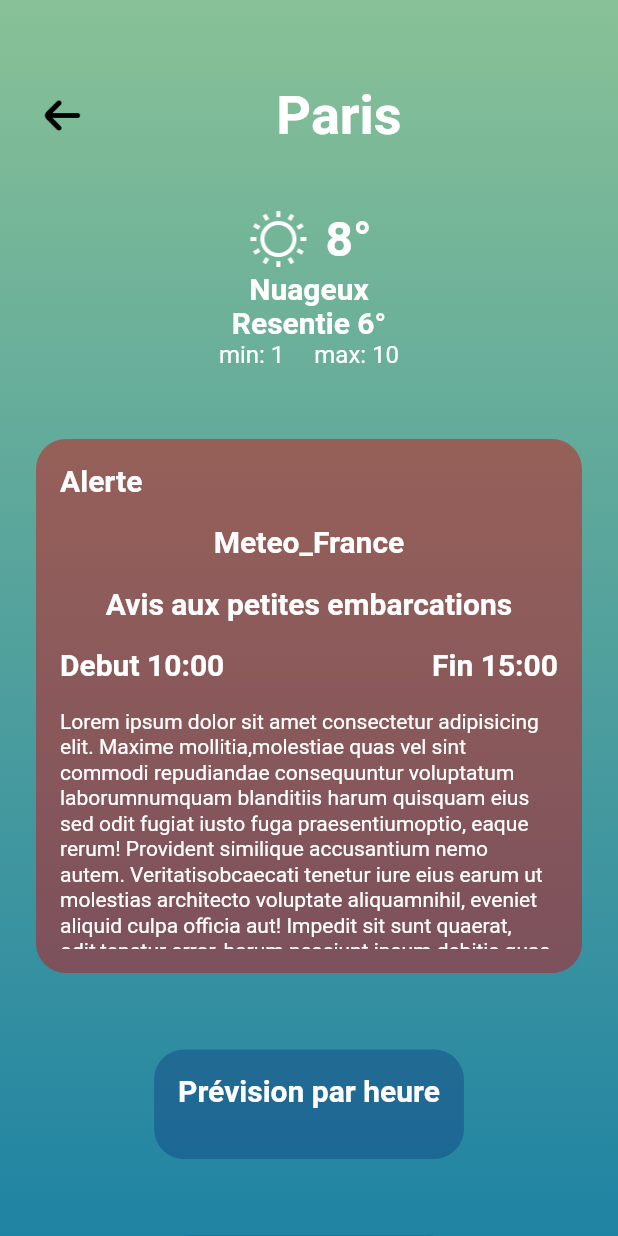
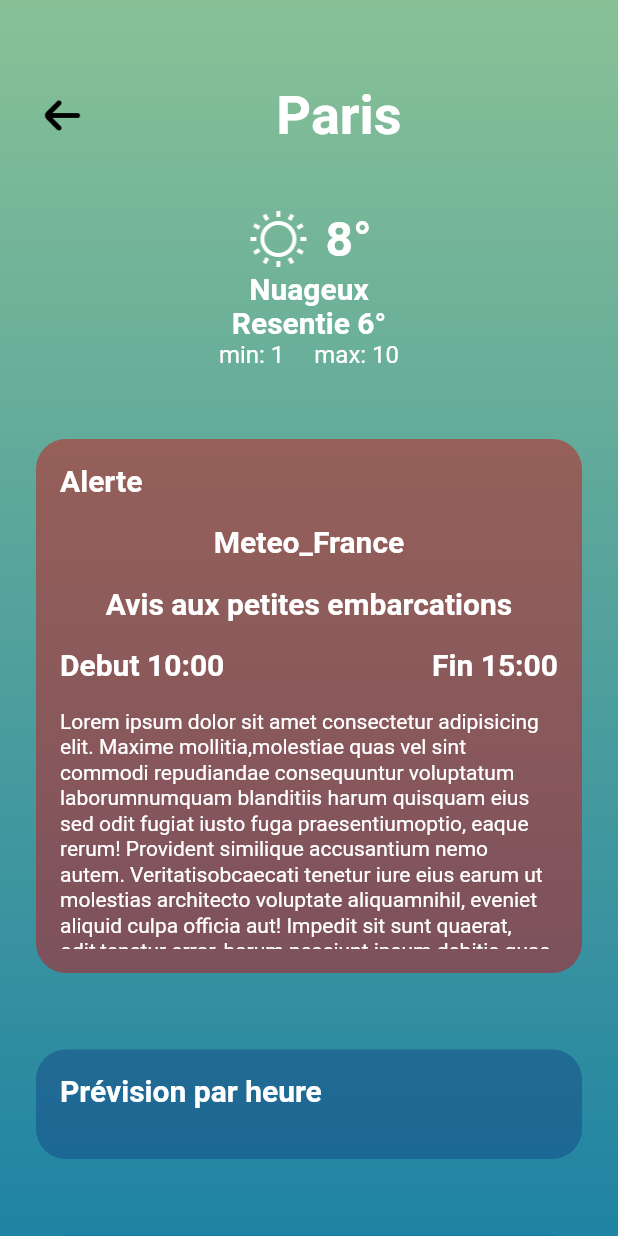
Before and after one commit to mathieusoufflard/NeoWeather, a Flutter app: the WeatherDetails screen opened directly, on a phone screen of 412 x 824 dp. Run offline on Flutter 3.47's test engine with Material 2 defaults, Android fonts, the phone set to English and light mode, and no system bars; our stand-ins replace flutter_dotenv.

Commit message:
add different custom card
- custonCard become customIntrinsicCard
- add customCard without IntrinsicWidth because future weather card per day and hours are not compatible

```diff
--- a/app/lib/ui/widget_utils/app_widgets.dart
+++ b/app/lib/ui/widget_utils/app_widgets.dart
@@ -26,7 +26,7 @@ class AppWidgets {
     );
   }
 
-  static customCard({
+  static customIntrinsicCard({
     required Color color,
     required Widget child,
     required double paddingLeft,
@@ -57,5 +57,34 @@ class AppWidgets {
     );
   }
 
+  static customCard({
+    required Color color,
+    required Widget child,
+    required double paddingLeft,
+    required double paddingRight,
+  }){
+    return Padding(
+        padding: EdgeInsets.only(left: paddingLeft, right: paddingRight, top: 43),
+        child: Card(
+          elevation: 0,
+          shape: RoundedRectangleBorder(
+            borderRadius: BorderRadius.circular(20),
+          ),
+          //color: Colors.red.withOpacity(0.25),
+          color: color,
+          child: Container(
+            decoration: BoxDecoration(
+              borderRadius: BorderRadius.circular(20),
+              color: color,
+            ),
+            child: Padding(
+              padding: const EdgeInsets.all(16),
+              child: child,
+            ),
+          ),
+        ),
+    );
+  }
+
 
 }
```
